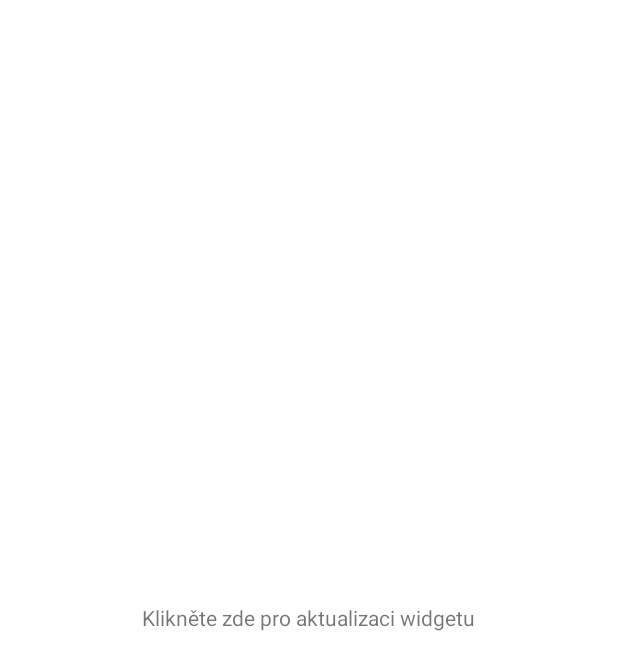
After one commit to ONdraid/edookit-widget, an Android app: the layout default_timetable_widget.xml on its own in the app's theme, with its tools: preview values and no code run, on a phone screen of 412 x 824 dp. The commit adds this screen. Shown: the top 670 px of the screen. Run offline under Robolectric (Android 15) with nearby library versions, the phone set to English and light mode, and no system bars.

Commit message:
now functional

```diff
--- /dev/null
+++ b/app/src/main/res/layout/default_timetable_widget.xml
@@ -0,0 +1,18 @@
+<?xml version="1.0" encoding="utf-8"?>
+<RelativeLayout xmlns:android="http://schemas.android.com/apk/res/android"
+    xmlns:app="http://schemas.android.com/apk/res-auto"
+    xmlns:tools="http://schemas.android.com/tools"
+    android:layout_width="match_parent"
+    android:layout_height="match_parent"
+    android:background="@color/white">
+
+    <TextView
+        android:id="@+id/textView"
+        android:layout_width="wrap_content"
+        android:layout_height="wrap_content"
+        android:text="Klikněte zde pro aktualizaci widgetu"
+        android:layout_centerInParent="true"
+        />
+
+
+</RelativeLayout>
--- a/app/src/main/res/values-night/themes.xml
+++ b/app/src/main/res/values-night/themes.xml
@@ -14,4 +14,13 @@
         <item name="android:statusBarColor" tools:targetApi="l">?attr/colorPrimaryVariant</item>
         <!-- Customize your theme here. -->
     </style>
+
+    <style name="PopupTheme" parent="Theme.MaterialComponents.Light.NoActionBar">
+        <item name="android:windowIsTranslucent">true</item>
+        <item name="android:windowBackground">@android:color/transparent</item>
+        <item name="android:windowContentOverlay">@null</item>
+        <item name="android:windowNoTitle">true</item>
+        <item name="android:windowIsFloating">true</item>
+        <item name="android:backgroundDimEnabled">false</item>
+    </style>
 </resources>
--- a/app/src/main/res/xml-v17/timetable_widget_info.xml
+++ b/app/src/main/res/xml-v17/timetable_widget_info.xml
@@ -1,6 +1,6 @@
 <?xml version="1.0" encoding="utf-8"?>
 <appwidget-provider xmlns:android="http://schemas.android.com/apk/res/android"
-    android:initialLayout="@layout/timetable_widget"
+    android:initialLayout="@layout/default_timetable_widget"
     android:minHeight="110dp"
     android:minWidth="320dp"
     android:minResizeWidth="320dp"
--- a/app/src/main/res/xml/timetable_widget_info.xml
+++ b/app/src/main/res/xml/timetable_widget_info.xml
@@ -1,9 +1,10 @@
 <?xml version="1.0" encoding="utf-8"?>
 <appwidget-provider xmlns:android="http://schemas.android.com/apk/res/android"
-    android:initialLayout="@layout/timetable_widget"
+    android:initialLayout="@layout/default_timetable_widget"
     android:minHeight="110dp"
     android:minWidth="320dp"
     android:minResizeWidth="320dp"
-    android:resizeMode="none">
+    android:resizeMode="none"
+    android:widgetCategory="home_screen">
 
 </appwidget-provider>
```
Also changed, not shown: app/src/main/AndroidManifest.xml (+6 -1 lines), app/src/main/java/com/vomaon/edookit/widget/AfterLoginActivity.java (added, +14 -0 lines), app/src/main/java/com/vomaon/edookit/widget/EdookitWidgetProvider.java (+12 -47 lines), app/src/main/java/com/vomaon/edookit/widget/LoginActivity.java (+22 -10 lines), app/src/main/java/com/vomaon/edookit/widget/MainActivity.java (+17 -5 lines), app/src/main/java/com/vomaon/edookit/widget/WebShot.java (+82 -24 lines), app/src/main/res/layout/activity_after_login.xml (renamed from app/src/main/res/layout/activity_get_timetable.xml, +6 -4 lines), app/src/main/res/layout/activity_popup.xml (added, +15 -0 lines), app/src/main/res/layout/timetable_widget.xml (+5 -5 lines), 1 other file.
